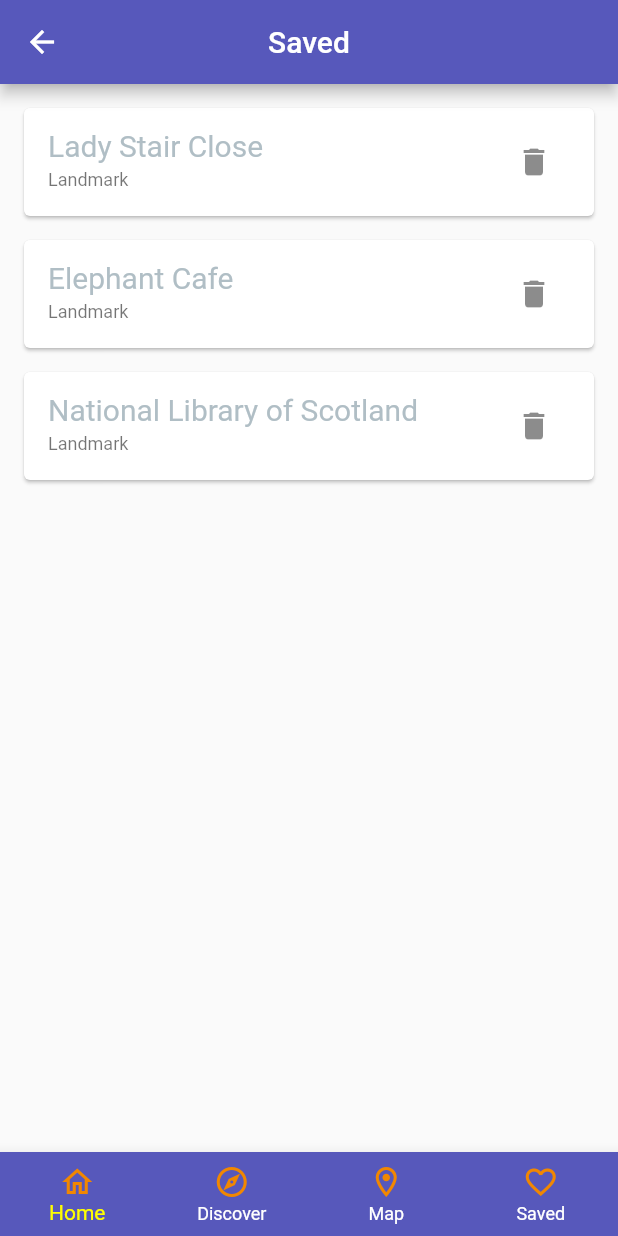
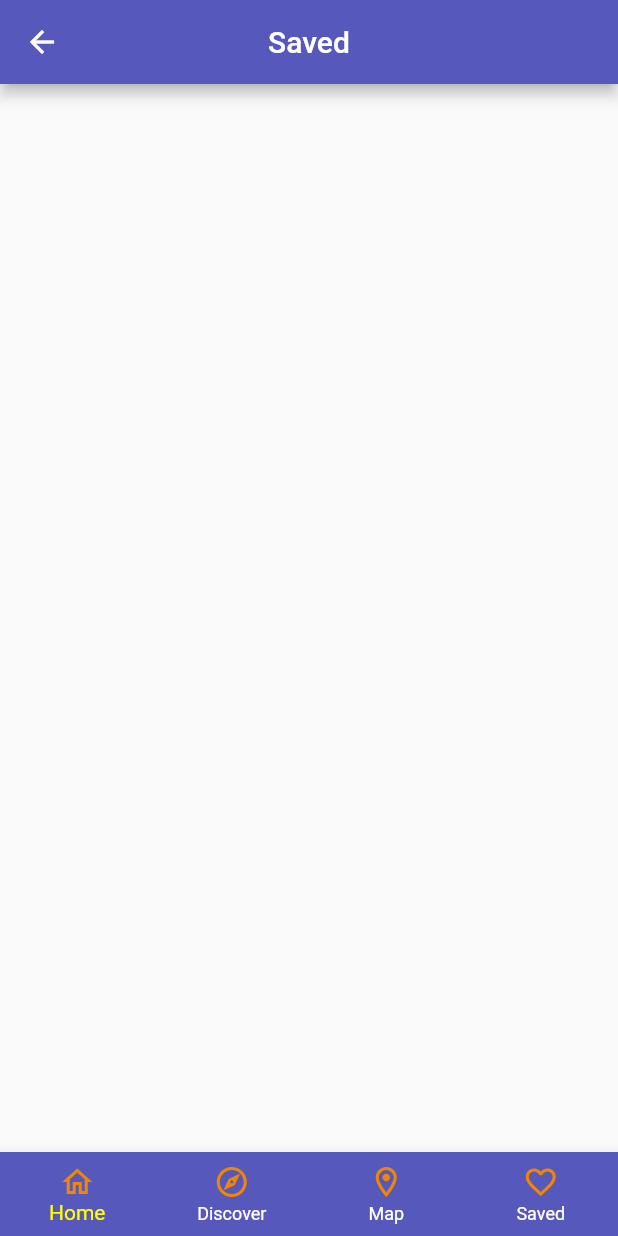
Before and after one commit to CordiiT14/edinburgh_literary_companion, a Flutter app: the Saved screen opened by its route, on a phone screen of 412 x 824 dp. Run offline on Flutter 3.47's test engine with Material 2 defaults, Android fonts, the phone set to English and light mode, and no system bars; our stand-ins replace carousel_slider; missing offline and left inert: dart:ffi.

Commit message:
adds data to main page, issue with displaying saved locations

```diff
--- a/lib/main.dart
+++ b/lib/main.dart
@@ -5,22 +5,25 @@ import 'package:edin_lit_companion/pages/location_view.dart';
 import 'package:edin_lit_companion/pages/browse.dart';
 import 'package:edin_lit_companion/pages/view_map.dart';
 import 'package:edin_lit_companion/pages/saved.dart';
+import 'package:edin_lit_companion/data/location_data.dart';
+
+import 'models/Location.dart';
 
 
 void main() {
+  final locationData = LocationData();
+  final locations = locationData.locations;
   runApp( MaterialApp(
     debugShowCheckedModeBanner: false,
     initialRoute: '/home',
     routes: {
       // TODO create loading widget
       '/' : (context) => Loading(),
-      // TODO create home widget
       '/home' : (context) => Home(),
-      //TODO create Browse widget
       '/browse' : (context) => Browse(),
       // '/location' : (context) => LocationView(),
       '/map' : (context) => ViewMap(),
-      '/saved' : (context) => Saved(),
+      '/saved' : (context) => Saved(locations: locations),
     },
   ));
 }
--- a/lib/pages/saved.dart
+++ b/lib/pages/saved.dart
@@ -5,46 +5,28 @@ import 'package:edin_lit_companion/models/Category.dart';
 import 'package:edin_lit_companion/components/location_card.dart';
 
 class Saved extends StatefulWidget {
-  const Saved({Key? key}) : super(key: key);
+
+  List<Location> locations;
+
+  Saved({Key? key, required this.locations}) : super(key: key);
 
   @override
   State<Saved> createState() => _SavedState();
 }
 
 class _SavedState extends State<Saved> {
-  //to be extracted to a saved_location_data file
-  List<Location> savedLocations = [
-    Location(
-        name: 'Lady Stair Close',
-        category: Category.Landmark,
-        address: 'Lawnmarket, Edinburgh EH1 2PA Scotland',
-        description: "Site of Baxter's Close",
-        image: 'lady stair close',
-        latitude: 55.94959278,
-        longitude: -3.19338131,
-        website: 'https://hiddenscotland.co/listings/lady-stairs-close/'),
-    Location(
-        name: 'Elephant Cafe',
-        category: Category.Landmark,
-        address: 'Lawnmarket, Edinburgh EH1 2PA Scotland',
-        description: "Site of Baxter's Close",
-        image: 'lady stair close',
-        latitude: 55.94959278,
-        longitude: -3.19338131,
-        website: 'https://hiddenscotland.co/listings/lady-stairs-close/'),
-    Location(
-        name: 'National Library of Scotland',
-        category: Category.Landmark,
-        address: 'Lawnmarket, Edinburgh EH1 2PA Scotland',
-        description: "Site of Baxter's Close",
-        image: 'lady stair close',
-        latitude: 55.94959278,
-        longitude: -3.19338131,
-        website: 'https://hiddenscotland.co/listings/lady-stairs-close/')
-  ];
 
   @override
   Widget build(BuildContext context) {
+    // List<Location> savedLocations = widget.locations.retainWhere((location) => location.saved);
+    List<Location> savedLocations = [];
+    //filtering locations with the saved boolean
+    for (var location in widget.locations) {
+      print(location.saved);
+      if(location.saved){
+        savedLocations.add(location);
+      }
+    }
     return Scaffold(
       appBar: AppBar(
         title: Text('Saved'),
```
